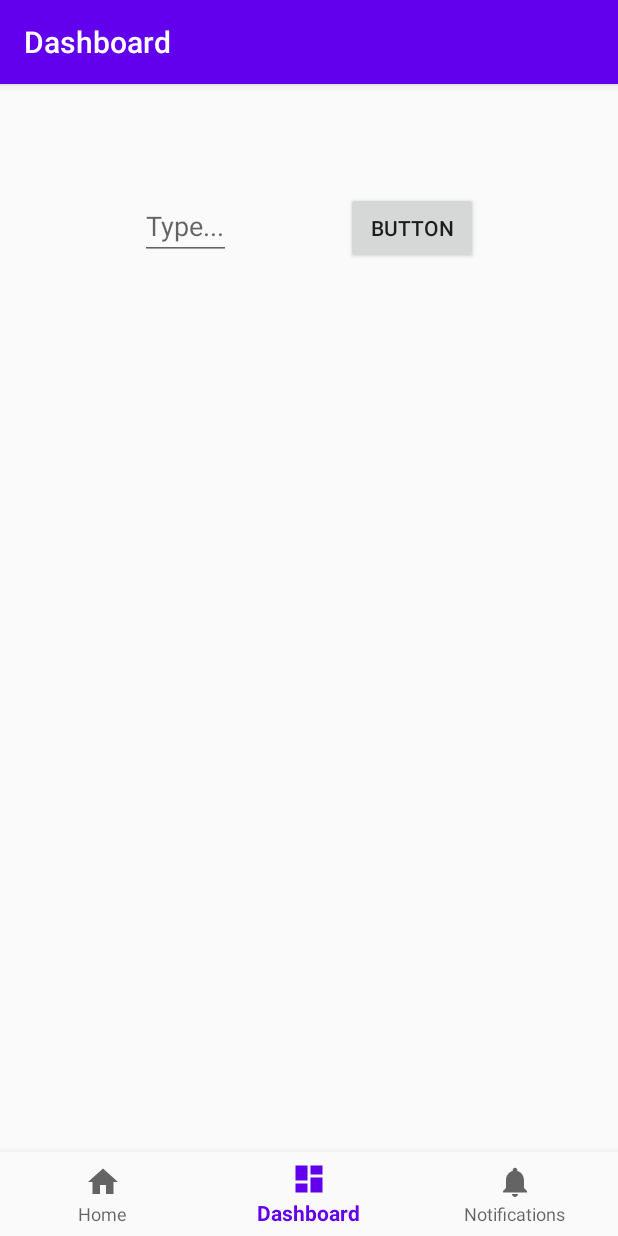
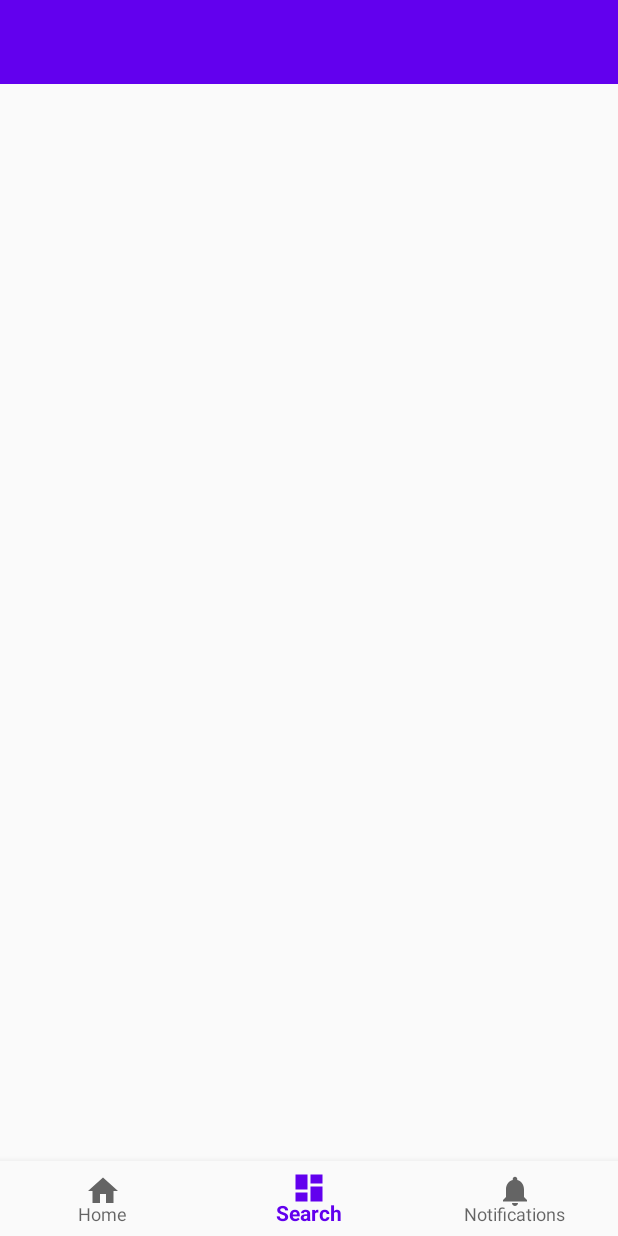
Before and after one commit to shyung18/cps350-2020-final-BookDiary-hyung, an Android app: the SearchFragment screen opened through its navigation route, on a phone screen of 412 x 824 dp. Run offline under Robolectric (Android 15) with nearby library versions, the phone set to English and light mode, and no system bars; our stand-ins replace navigation-ui.

Commit message:
Replace ActionBar with ToolBar

```diff
--- a/BookDiary/app/src/main/java/com/example/bookdiary/ui/search/SearchFragment.java
+++ b/BookDiary/app/src/main/java/com/example/bookdiary/ui/search/SearchFragment.java
@@ -1,10 +1,15 @@
 package com.example.bookdiary.ui.search;
 
+import android.app.SearchManager;
+import android.content.Context;
 import android.os.Build;
 import android.os.Bundle;
 import android.util.ArrayMap;
 import android.util.Log;
 import android.view.LayoutInflater;
+import android.view.Menu;
+import android.view.MenuInflater;
+import android.view.MenuItem;
 import android.view.View;
 import android.view.ViewGroup;
 import android.widget.AutoCompleteTextView;
@@ -12,6 +17,7 @@ import android.widget.Button;
 import android.widget.FrameLayout;
 import android.widget.LinearLayout;
 import android.widget.ListView;
+import android.widget.SearchView;
 import android.widget.TextView;
 
 import androidx.annotation.NonNull;
@@ -38,6 +44,8 @@ public class SearchFragment extends Fragment {
     private RecyclerView.Adapter mAdapter;
     private RecyclerView.LayoutManager layoutManager;
     private List<Items> dataList;
+    private SearchView searchView = null;
+    private SearchView.OnQueryTextListener queryTextListener;
 
     @RequiresApi(api = Build.VERSION_CODES.KITKAT)
     public View onCreateView(@NonNull LayoutInflater inflater,
@@ -45,10 +53,9 @@ public class SearchFragment extends Fragment {
         searchViewModel =
                 ViewModelProviders.of(this).get(SearchViewModel.class);
         root = inflater.inflate(R.layout.fragment_search, container, false);
-        //final TextView textView = root.findViewById(R.id.text_dashboard);
-        final AutoCompleteTextView searchBar = (AutoCompleteTextView) root.findViewById(R.id.searchBar);
-        Button button = (Button) root.findViewById(R.id.searchButton);
-        //final CardView cardView = new CardView(root.getContext());
+        //final SearchView searchView = root.findViewById(R.id.searchView);
+
+
         dataList = new ArrayList<>();
         recyclerView = (RecyclerView) root.findViewById(R.id.recyclerView);
 
@@ -63,30 +70,42 @@ public class SearchFragment extends Fragment {
         layoutManager = new LinearLayoutManager(root.getContext());
         recyclerView.setLayoutManager(layoutManager);
 
-        // specify an adapter (see also next example)
 
-
-        button.setOnClickListener(new View.OnClickListener() {
-            public void onClick(View v)
-            {
-                com.example.bookdiary.ui.search.CardView cardView = new com.example.bookdiary.ui.search.CardView();
-                FetchBook fetchBook = new FetchBook();
-                com.example.bookdiary.ui.search.CardView cv;
-                String result = "";
-                try {
-                    result = fetchBook.execute(searchBar.getText().toString()).get();
-                    setData(result);
-
-                } catch (ExecutionException e) {
-                    e.printStackTrace();
-                } catch (InterruptedException e) {
-                    e.printStackTrace();
-                }
-
-            }
-        });
+//        // specify an adapter (see also next example)
+//        searchView.setOnQueryTextListener(new SearchView.OnQueryTextListener() {
+//            @Override
+//            public boolean onQueryTextSubmit(String query) {
+//                com.example.bookdiary.ui.search.CardView cardView = new com.example.bookdiary.ui.search.CardView();
+//                FetchBook fetchBook = new FetchBook();
+//                com.example.bookdiary.ui.search.CardView cv;
+//                String result = "";
+//                try {
+//                    result = fetchBook.execute("Temp data").get();
+//                    setData(result);
+//
+//                } catch (ExecutionException e) {
+//                    e.printStackTrace();
+//                } catch (InterruptedException e) {
+//                    e.printStackTrace();
+//                }
+//                return true;
+//            }
+//
+//            @Override
+//            public boolean onQueryTextChange(String newText) {
+//                return false;
+//            }
+//        });
         return root;
     }
+//
+//    @Override
+//    public void onCreate(Bundle savedInstanceState) {
+//        super.onCreate(savedInstanceState);
+//        setHasOptionsMenu(true);
+//    }
+//
+
 
     void setData(String data)
     {
--- a/BookDiary/app/src/main/res/layout/activity_main.xml
+++ b/BookDiary/app/src/main/res/layout/activity_main.xml
@@ -1,33 +1,45 @@
 <?xml version="1.0" encoding="utf-8"?>
 <androidx.constraintlayout.widget.ConstraintLayout xmlns:android="http://schemas.android.com/apk/res/android"
     xmlns:app="http://schemas.android.com/apk/res-auto"
+    xmlns:tools="http://schemas.android.com/tools"
     android:id="@+id/container"
     android:layout_width="match_parent"
     android:layout_height="match_parent"
-    android:paddingTop="?attr/actionBarSize">
+    android:fitsSystemWindows="true">
+
+    <include
+        android:id="@+id/toolbar"
+        layout="@layout/toolbar" />
 
     <com.google.android.material.bottomnavigation.BottomNavigationView
         android:id="@+id/nav_view"
-        android:layout_width="0dp"
-        android:layout_height="wrap_content"
-        android:layout_marginStart="0dp"
-        android:layout_marginEnd="0dp"
+        android:layout_width="match_parent"
+        android:layout_height="50dp"
+        android:layout_alignParentBottom="true"
         android:background="?android:attr/windowBackground"
         app:layout_constraintBottom_toBottomOf="parent"
+        app:layout_constraintEnd_toEndOf="parent"
+        app:layout_constraintHorizontal_bias="0.0"
         app:layout_constraintLeft_toLeftOf="parent"
         app:layout_constraintRight_toRightOf="parent"
+        app:layout_constraintStart_toStartOf="parent"
         app:menu="@menu/bottom_nav_menu" />
 
     <fragment
         android:id="@+id/nav_host_fragment"
         android:name="androidx.navigation.fragment.NavHostFragment"
-        android:layout_width="match_parent"
-        android:layout_height="match_parent"
+        android:layout_width="1096dp"
+        android:layout_height="1563dp"
+        android:layout_above="@+id/nav_view"
+        android:layout_below="@+id/toolbar"
+        android:layout_alignParentStart="true"
+        android:layout_alignParentLeft="true"
+        android:layout_alignParentEnd="true"
+        android:layout_alignParentRight="true"
+        android:layout_centerHorizontal="true"
         app:defaultNavHost="true"
-        app:layout_constraintBottom_toTopOf="@id/nav_view"
-        app:layout_constraintLeft_toLeftOf="parent"
-        app:layout_constraintRight_toRightOf="parent"
-        app:layout_constraintTop_toTopOf="parent"
-        app:navGraph="@navigation/mobile_navigation" />
+        app:layout_constraintTop_toBottomOf="@+id/toolbar"
+        app:navGraph="@navigation/mobile_navigation"
+        tools:layout_editor_absoluteX="7dp" />
 
 </androidx.constraintlayout.widget.ConstraintLayout>
--- a/BookDiary/app/src/main/res/layout/fragment_search.xml
+++ b/BookDiary/app/src/main/res/layout/fragment_search.xml
@@ -2,35 +2,10 @@
 <androidx.constraintlayout.widget.ConstraintLayout xmlns:android="http://schemas.android.com/apk/res/android"
     xmlns:app="http://schemas.android.com/apk/res-auto"
     xmlns:tools="http://schemas.android.com/tools"
+    android:id="@+id/framelayout"
     android:layout_width="match_parent"
     android:layout_height="match_parent"
     tools:context=".ui.search.SearchFragment">
-
-    <AutoCompleteTextView
-        android:id="@+id/searchBar"
-        android:layout_width="wrap_content"
-        android:layout_height="wrap_content"
-        android:layout_marginStart="16dp"
-        android:layout_marginLeft="16dp"
-        android:layout_marginTop="16dp"
-        android:hint="@string/searchHint"
-        app:layout_constraintEnd_toStartOf="@+id/searchButton"
-        app:layout_constraintHorizontal_bias="0.5"
-        app:layout_constraintStart_toStartOf="parent"
-        app:layout_constraintTop_toTopOf="parent" />
-
-    <Button
-        android:id="@+id/searchButton"
-        android:layout_width="wrap_content"
-        android:layout_height="wrap_content"
-        android:layout_marginTop="16dp"
-        android:layout_marginEnd="16dp"
-        android:layout_marginRight="16dp"
-        android:text="Button"
-        app:layout_constraintEnd_toEndOf="parent"
-        app:layout_constraintHorizontal_bias="0.5"
-        app:layout_constraintStart_toEndOf="@+id/searchBar"
-        app:layout_constraintTop_toTopOf="parent" />
 
     <LinearLayout
         android:id="@+id/linearLayout"
@@ -39,9 +14,7 @@
         android:orientation="vertical"
         app:layout_constraintBottom_toBottomOf="parent"
         app:layout_constraintEnd_toEndOf="parent"
-        app:layout_constraintStart_toStartOf="parent"
-        app:layout_constraintTop_toBottomOf="@+id/searchButton"
-        app:layout_constraintVertical_bias="0.472">
+        app:layout_constraintStart_toStartOf="parent">
 
         <androidx.recyclerview.widget.RecyclerView
             android:id="@+id/recyclerView"
@@ -49,4 +22,5 @@
             android:layout_height="match_parent" />
     </LinearLayout>
 
+
 </androidx.constraintlayout.widget.ConstraintLayout>
--- /dev/null
+++ b/BookDiary/app/src/main/res/layout/toolbar.xml
@@ -0,0 +1,9 @@
+<?xml version="1.0" encoding="utf-8"?>
+<androidx.appcompat.widget.Toolbar xmlns:android="http://schemas.android.com/apk/res/android"
+        android:id="@+id/toolbar"
+        android:layout_width="match_parent"
+        android:layout_height="wrap_content"
+        android:background="?attr/colorPrimary"
+        android:minHeight="?attr/actionBarSize"
+        android:theme="?attr/actionBarTheme" >
+</androidx.appcompat.widget.Toolbar>
--- a/BookDiary/app/src/main/res/menu/options_menu.xml
+++ b/BookDiary/app/src/main/res/menu/options_menu.xml
@@ -1,4 +1,11 @@
 <?xml version="1.0" encoding="utf-8"?>
-<menu xmlns:android="http://schemas.android.com/apk/res/android">
+<menu xmlns:app="http://schemas.android.com/apk/res-auto"
+    xmlns:android="http://schemas.android.com/apk/res/android">
 
+    <item
+        android:id="@+id/search"
+        android:icon="@android:drawable/ic_menu_search"
+        android:title="Search"
+        app:actionViewClass="android.widget.SearchView"
+        app:showAsAction="ifRoom|withText" />
 </menu>
--- a/BookDiary/app/src/main/res/values/strings.xml
+++ b/BookDiary/app/src/main/res/values/strings.xml
@@ -1,7 +1,7 @@
 <resources>
     <string name="app_name">BookDiary</string>
     <string name="title_home">Home</string>
-    <string name="title_dashboard">Dashboard</string>
+    <string name="title_dashboard">Search</string>
     <string name="title_notifications">Notifications</string>
     <string name="searchHint">Type...</string>
 </resources>
--- a/BookDiary/app/src/main/res/values/styles.xml
+++ b/BookDiary/app/src/main/res/values/styles.xml
@@ -1,7 +1,7 @@
 <resources>
 
     <!-- Base application theme. -->
-    <style name="AppTheme" parent="Theme.AppCompat.Light.DarkActionBar">
+    <style name="AppTheme" parent="Theme.AppCompat.Light.NoActionBar">
         <!-- Customize your theme here. -->
         <item name="colorPrimary">@color/colorPrimary</item>
         <item name="colorPrimaryDark">@color/colorPrimaryDark</item>
```
Also changed, not shown: BookDiary/app/src/main/AndroidManifest.xml (+8 -2 lines), BookDiary/app/src/main/java/com/example/bookdiary/MainActivity.java (+74 -1 lines).
